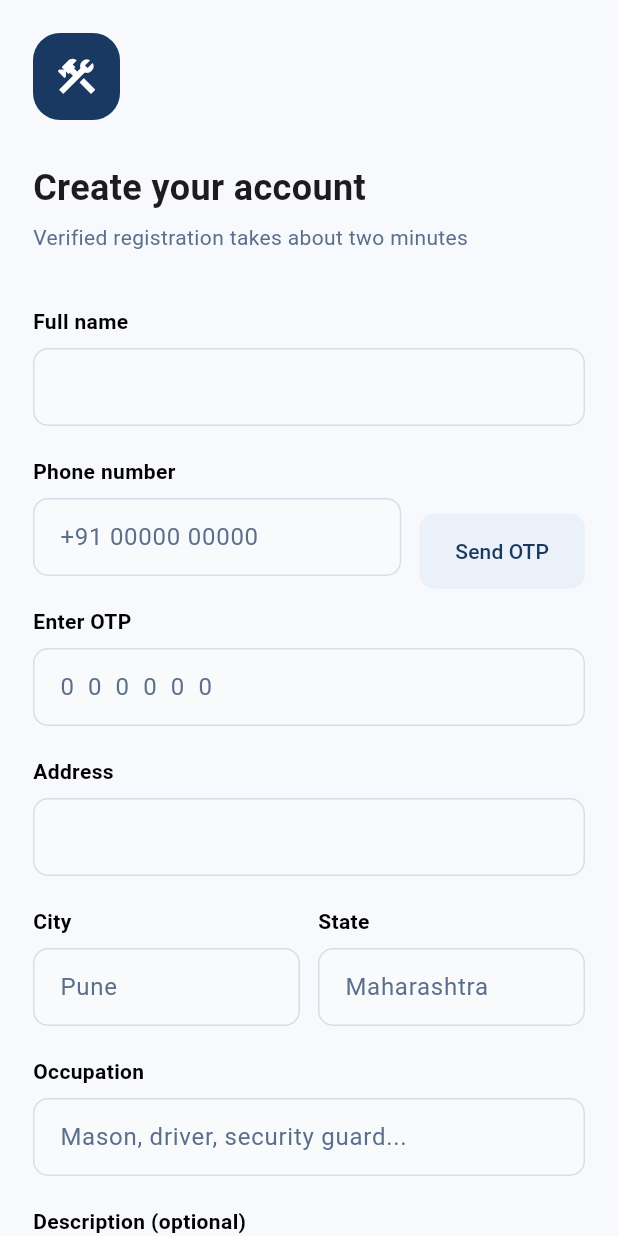
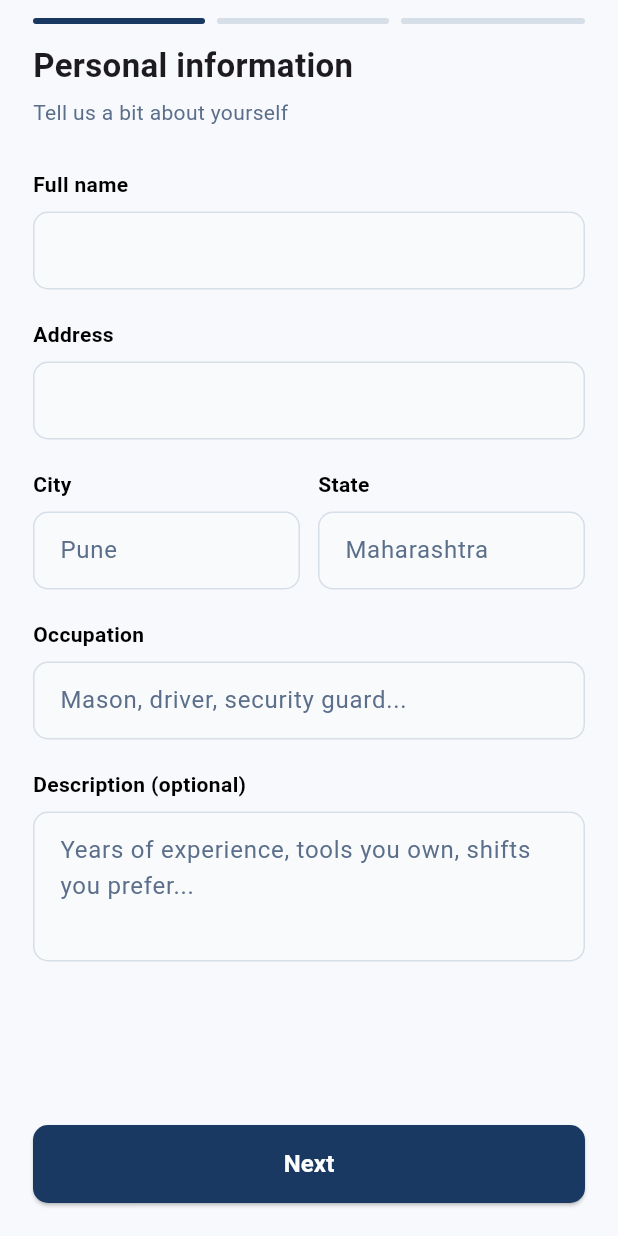
Before and after one commit to me-agrim-rehan/svi-app, a Flutter app: the screen it shows after launch, after a tap on an icon or button, on a phone screen of 412 x 824 dp. Run offline on Flutter 3.47's test engine with Material 3 defaults, Android fonts, the phone set to English and light mode, and no system bars.

Commit message:
registration broken

```diff
--- /dev/null
+++ b/svi_app/lib/features/auth/presentation/screens/personal_info_page.dart
@@ -0,0 +1,87 @@
+import 'package:flutter/material.dart';
+
+import '../../../../core/constants/app_colors.dart';
+import '../widgets/registration_text_field.dart';
+
+class PersonalInfoPage extends StatelessWidget {
+  const PersonalInfoPage({
+    super.key,
+    required this.nameController,
+    required this.addressController,
+    required this.cityController,
+    required this.stateController,
+    required this.occupationController,
+    required this.descriptionController,
+  });
+
+  final TextEditingController nameController;
+  final TextEditingController addressController;
+  final TextEditingController cityController;
+  final TextEditingController stateController;
+  final TextEditingController occupationController;
+  final TextEditingController descriptionController;
+
+  @override
+  Widget build(BuildContext context) {
+    return SingleChildScrollView(
+      padding: const EdgeInsets.symmetric(horizontal: 22),
+      child: Column(
+        crossAxisAlignment: CrossAxisAlignment.start,
+        children: [
+          const Text(
+            'Personal information',
+            style: TextStyle(fontSize: 22, fontWeight: FontWeight.w700),
+          ),
+          const SizedBox(height: 6),
+          const Text(
+            'Tell us a bit about yourself',
+            style: TextStyle(color: AppColors.mutedText, fontSize: 14),
+          ),
+          const SizedBox(height: 28),
+
+          RegistrationTextField(
+            label: 'Full name',
+            controller: nameController,
+          ),
+          RegistrationTextField(
+            label: 'Address',
+            controller: addressController,
+          ),
+
+          Row(
+            children: [
+              Expanded(
+                child: RegistrationTextField(
+                  label: 'City',
+                  hintText: 'Pune',
+                  controller: cityController,
+                ),
+              ),
+              const SizedBox(width: 12),
+              Expanded(
+                child: RegistrationTextField(
+                  label: 'State',
+                  hintText: 'Maharashtra',
+                  controller: stateController,
+                ),
+              ),
+            ],
+          ),
+
+          RegistrationTextField(
+            label: 'Occupation',
+            hintText: 'Mason, driver, security guard...',
+            controller: occupationController,
+          ),
+          RegistrationTextField(
+            label: 'Description (optional)',
+            hintText: 'Years of experience, tools you own, shifts you prefer...',
+            maxLines: 3,
+            controller: descriptionController,
+          ),
+          const SizedBox(height: 12),
+        ],
+      ),
+    );
+  }
+}
--- a/svi_app/lib/features/auth/presentation/screens/register_screen.dart
+++ b/svi_app/lib/features/auth/presentation/screens/register_screen.dart
@@ -1,15 +1,71 @@
 import 'package:flutter/material.dart';
 
 import '../../../../core/constants/app_colors.dart';
-import '../widgets/registration_text_field.dart';
+import 'personal_info_page.dart';
+import 'verification_page.dart';
+import 'documents_page.dart';
 
-class RegisterScreen extends StatelessWidget {
+class RegisterScreen extends StatefulWidget {
   const RegisterScreen({super.key});
 
-  void _showComingSoon(BuildContext context, String feature) {
+  @override
+  State<RegisterScreen> createState() => _RegisterScreenState();
+}
+
+class _RegisterScreenState extends State<RegisterScreen> {
+  final PageController _pageController = PageController();
+  int _currentPage = 0;
+
+  // Shared controllers across all 3 pages
+  final _nameController = TextEditingController();
+  final _phoneController = TextEditingController();
+  final _addressController = TextEditingController();
+  final _cityController = TextEditingController();
+  final _stateController = TextEditingController();
+  final _occupationController = TextEditingController();
+  final _descriptionController = TextEditingController();
+  final _otpController = TextEditingController();
+  final _aadhaarController = TextEditingController();
+
+  @override
+  void dispose() {
+    _pageController.dispose();
+    _nameController.dispose();
+    _phoneController.dispose();
+    _addressController.dispose();
+    _cityController.dispose();
+    _stateController.dispose();
+    _occupationController.dispose();
+    _descriptionController.dispose();
+    _otpController.dispose();
+    _aadhaarController.dispose();
+    super.dispose();
+  }
+
+  void _showComingSoon(String feature) {
     ScaffoldMessenger.of(context).showSnackBar(
       SnackBar(content: Text('$feature will be connected later.')),
     );
+  }
+
+  void _goNext() {
+    if (_currentPage < 2) {
+      _pageController.nextPage(
+        duration: const Duration(milliseconds: 300),
+        curve: Curves.easeInOut,
+      );
+    } else {
+      _showComingSoon('Account creation');
+    }
+  }
+
+  void _goBack() {
+    if (_currentPage > 0) {
+      _pageController.previousPage(
+        duration: const Duration(milliseconds: 300),
+        curve: Curves.easeInOut,
+      );
+    }
   }
 
   @override
@@ -17,142 +73,90 @@ class RegisterScreen extends StatelessWidget {
     return Scaffold(
       backgroundColor: AppColors.pageBackground,
       body: SafeArea(
-        child: SingleChildScrollView(
-          padding: const EdgeInsets.all(22),
-          child: Form(
         child: Column(
-              crossAxisAlignment: CrossAxisAlignment.start,
           children: [
-                Container(
-                  width: 58,
-                  height: 58,
+            // Simple progress indicator
+            Padding(
+              padding: const EdgeInsets.symmetric(horizontal: 22, vertical: 12),
+              child: Row(
+                children: List.generate(3, (i) {
+                  return Expanded(
+                    child: Container(
+                      margin: EdgeInsets.only(right: i != 2 ? 8 : 0),
+                      height: 4,
                       decoration: BoxDecoration(
-                    color: AppColors.navy,
-                    borderRadius: BorderRadius.circular(18),
-                  ),
-                  child: const Icon(
-                    Icons.construction_outlined,
-                    color: Colors.white,
-                    size: 30,
+                        color: i <= _currentPage
+                            ? AppColors.navy
+                            : AppColors.border,
+                        borderRadius: BorderRadius.circular(4),
                       ),
                     ),
-                const SizedBox(height: 28),
-                const Text(
-                  'Create your account',
-                  style: TextStyle(
-                    fontSize: 24,
-                    fontWeight: FontWeight.w700,
+                  );
+                }),
               ),
             ),
-                const SizedBox(height: 6),
-                const Text(
-                  'Verified registration takes about two minutes',
-                  style: TextStyle(
-                    color: AppColors.mutedText,
-                    fontSize: 14,
+            Expanded(
+              child: PageView(
+                controller: _pageController,
+                physics: const NeverScrollableScrollPhysics(), // swipe off, buttons only
+                onPageChanged: (i) => setState(() => _currentPage = i),
+                 children: [
+                  PersonalInfoPage(
+                    nameController: _nameController,
+                    addressController: _addressController,
+                    cityController: _cityController,
+                    stateController: _stateController,
+                    occupationController: _occupationController,
+                    descriptionController: _descriptionController,
+                  ),
+                  VerificationPage(
+                    phoneController: _phoneController,
+                    otpController: _otpController,
+                    aadhaarController: _aadhaarController,
+                    onSendOtp: () => _showComingSoon('OTP sending'),
+                  ),
+                  DocumentsPage(
+                    onUpload: () => _showComingSoon('Photo upload'),
+                    onOpenCamera: () => _showComingSoon('Camera verification'),
+                    onCreateAccount: _goNext,
+                  ),
+                ],
               ),
             ),
-                const SizedBox(height: 36),
-
-                const RegistrationTextField(label: 'Full name'),
-
-                Row(
+            Padding(
+              padding: const EdgeInsets.all(22),
+              child: Row(
                 children: [
-                    const Expanded(
-                      child: RegistrationTextField(
-                        label: 'Phone number',
-                        hintText: '+91 00000 00000',
-                        keyboardType: TextInputType.phone,
-                      ),
-                    ),
-                    const SizedBox(width: 12),
-                    Padding(
-                      padding: const EdgeInsets.only(top: 27),
-                      child: SizedBox(
-                        height: 50,
-                        child: ElevatedButton(
-                          onPressed: () => _showComingSoon(context, 'OTP sending'),
-                          style: ElevatedButton.styleFrom(
-                            backgroundColor: AppColors.softBlue,
+                  if (_currentPage > 0)
+                    Expanded(
+                      child: OutlinedButton(
+                        onPressed: _goBack,
+                        style: OutlinedButton.styleFrom(
+                          minimumSize: const Size.fromHeight(52),
                           foregroundColor: AppColors.navy,
-                            elevation: 0,
+                          side: const BorderSide(color: AppColors.border),
                           shape: RoundedRectangleBorder(
                             borderRadius: BorderRadius.circular(10),
                           ),
                         ),
-                          child: const Text('Send OTP'),
+                        child: const Text('Back'),
                       ),
                     ),
-                    ),
-                  ],
-                ),
-
-                const RegistrationTextField(
-                  label: 'Enter OTP',
-                  hintText: '0  0  0  0  0  0',
-                  keyboardType: TextInputType.number,
-                ),
-                const RegistrationTextField(label: 'Address'),
-
-                const Row(
-                  children: [
+                  if (_currentPage > 0) const SizedBox(width: 12),
                   Expanded(
-                      child: RegistrationTextField(
-                        label: 'City',
-                        hintText: 'Pune',
-                      ),
-                    ),
-                    SizedBox(width: 12),
-                    Expanded(
-                      child: RegistrationTextField(
-                        label: 'State',
-                        hintText: 'Maharashtra',
-                      ),
-                    ),
-                  ],
-                ),
-
-                const RegistrationTextField(
-                  label: 'Occupation',
-                  hintText: 'Mason, driver, security guard...',
-                ),
-                const RegistrationTextField(
-                  label: 'Description (optional)',
-                  hintText: 'Years of experience, tools you own, shifts you prefer...',
-                  maxLines: 3,
-                ),
-                const RegistrationTextField(
-                  label: 'Aadhaar number',
-                  hintText: '0000 0000 0000',
-                  keyboardType: TextInputType.number,
-                ),
-
-                _UploadCard(
-                  onUpload: () => _showComingSoon(context, 'Photo upload'),
-                ),
-                const SizedBox(height: 20),
-                _SelfieCard(
-                  onOpenCamera: () =>
-                      _showComingSoon(context, 'Camera verification'),
-                ),
-                const SizedBox(height: 20),
-
-                SizedBox(
-                  width: double.infinity,
-                  height: 52,
                     child: ElevatedButton(
-                    onPressed: () =>
-                        _showComingSoon(context, 'Account creation'),
+                      onPressed: _goNext,
                       style: ElevatedButton.styleFrom(
+                        minimumSize: const Size.fromHeight(52),
                         backgroundColor: AppColors.navy,
                         foregroundColor: Colors.white,
                         shape: RoundedRectangleBorder(
                           borderRadius: BorderRadius.circular(10),
                         ),
                       ),
-                    child: const Text(
-                      'Create account',
-                      style: TextStyle(
+                      child: Text(
+                        _currentPage < 2 ? 'Next' : 'Create account',
+                        style: const TextStyle(
                           fontSize: 16,
                           fontWeight: FontWeight.w600,
                         ),
@@ -162,124 +166,9 @@ class RegisterScreen extends StatelessWidget {
                 ],
               ),
             ),
+          ],
         ),
       ),
     );
   }
 }
-
-class _UploadCard extends StatelessWidget {
-  const _UploadCard({required this.onUpload});
-
-  final VoidCallback onUpload;
-
-  @override
-  Widget build(BuildContext context) {
-    return Container(
-      width: double.infinity,
-      padding: const EdgeInsets.all(16),
-      decoration: BoxDecoration(
-        color: Colors.white,
-        border: Border.all(color: AppColors.border),
-        borderRadius: BorderRadius.circular(16),
-      ),
-      child: Column(
-        crossAxisAlignment: CrossAxisAlignment.start,
-        children: [
-          const Text(
-            'Aadhaar card photo',
-            style: TextStyle(fontWeight: FontWeight.w600),
-          ),
-          const SizedBox(height: 4),
-          const Text(
-            'Clear photo of the front side.',
-            style: TextStyle(color: AppColors.mutedText, fontSize: 12),
-          ),
-          const SizedBox(height: 14),
-          OutlinedButton.icon(
-            onPressed: onUpload,
-            icon: const Icon(Icons.upload_outlined),
-            label: const Text('Upload Aadhaar photo'),
-            style: OutlinedButton.styleFrom(
-              minimumSize: const Size.fromHeight(46),
-              foregroundColor: AppColors.navy,
-              side: const BorderSide(
-                color: AppColors.border,
-                style: BorderStyle.solid,
-              ),
-              shape: RoundedRectangleBorder(
-                borderRadius: BorderRadius.circular(10),
-              ),
-            ),
-          ),
-        ],
-      ),
-    );
-  }
-}
-
-class _SelfieCard extends StatelessWidget {
-  const _SelfieCard({required this.onOpenCamera});
-
-  final VoidCallback onOpenCamera;
-
-  @override
-  Widget build(BuildContext context) {
-    return Container(
-      width: double.infinity,
-      padding: const EdgeInsets.all(16),
-      decoration: BoxDecoration(
-        color: Colors.white,
-        border: Border.all(color: AppColors.border),
-        borderRadius: BorderRadius.circular(16),
-      ),
-      child: Row(
-        children: [
-          const CircleAvatar(
-            radius: 38,
-            backgroundColor: AppColors.softBlue,
-            child: Icon(
-              Icons.camera_alt_outlined,
-              color: AppColors.mutedText,
-              size: 30,
-            ),
-          ),
-          const SizedBox(width: 14),
-          Expanded(
-            child: Column(
-              crossAxisAlignment: CrossAxisAlignment.start,
-              children: [
-                const Text(
-                  'Live selfie verification',
-                  style: TextStyle(fontWeight: FontWeight.w600),
-                ),
-                const SizedBox(height: 4),
-                const Text(
-                  'Take a photo. It is matched with your Aadhaar photo.',
-                  style: TextStyle(
-                    color: AppColors.mutedText,
-                    fontSize: 12,
-                  ),
-                ),
-                const SizedBox(height: 10),
-                SizedBox(
-                  height: 38,
-                  child: ElevatedButton.icon(
-                    onPressed: onOpenCamera,
-                    icon: const Icon(Icons.camera_alt_outlined, size: 18),
-                    label: const Text('Open camera'),
-                    style: ElevatedButton.styleFrom(
-                      backgroundColor: AppColors.navy,
-                      foregroundColor: Colors.white,
-                      padding: const EdgeInsets.symmetric(horizontal: 12),
-                    ),
-                  ),
-                ),
-              ],
-            ),
-          ),
-        ],
-      ),
-    );
-  }
-}
--- a/svi_app/lib/features/auth/presentation/widgets/registration_text_field.dart
+++ b/svi_app/lib/features/auth/presentation/widgets/registration_text_field.dart
@@ -9,12 +9,14 @@ class RegistrationTextField extends StatelessWidget {
     this.hintText,
     this.keyboardType,
     this.maxLines = 1,
+    this.controller,
   });
 
   final String label;
   final String? hintText;
   final TextInputType? keyboardType;
   final int maxLines;
+  final TextEditingController? controller;
 
   @override
   Widget build(BuildContext context) {
@@ -33,6 +35,7 @@ class RegistrationTextField extends StatelessWidget {
           ),
           const SizedBox(height: 8),
           TextFormField(
+            controller: controller,
             keyboardType: keyboardType,
             maxLines: maxLines,
             decoration: InputDecoration(
```
Also changed, not shown: svi_app/lib/features/auth/presentation/screens/documents_page.dart (added, +159 -0 lines), svi_app/lib/features/auth/presentation/screens/verification_page.dart (added, +87 -0 lines). Lines whose indentation alone changed are shown as unchanged.
